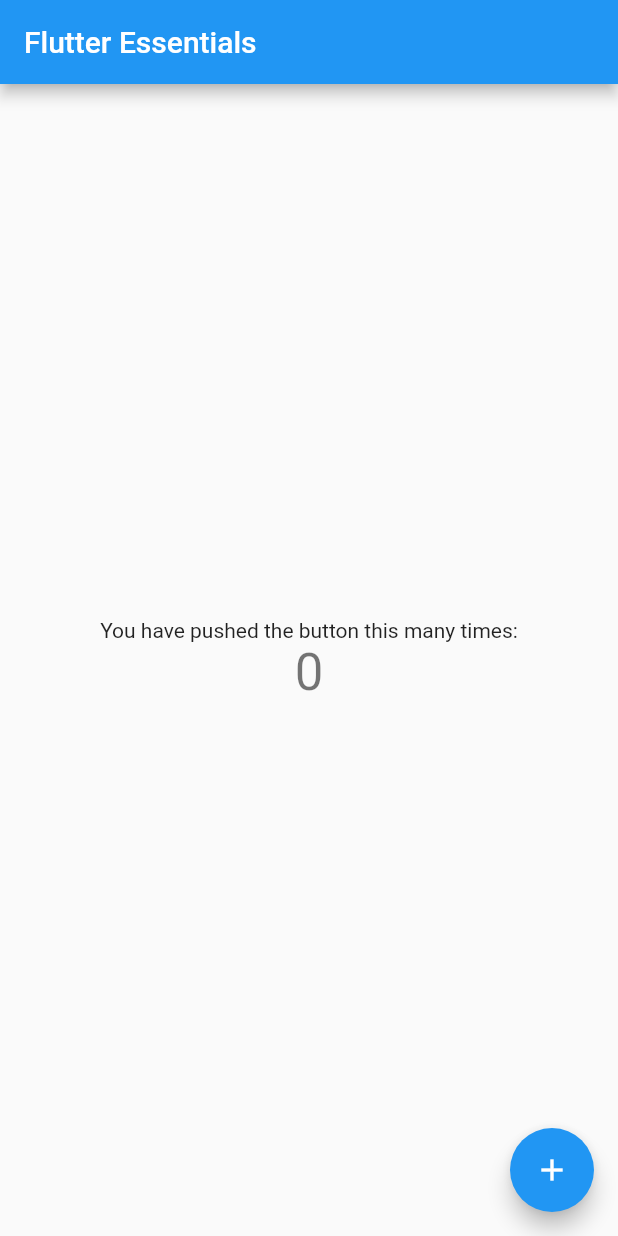
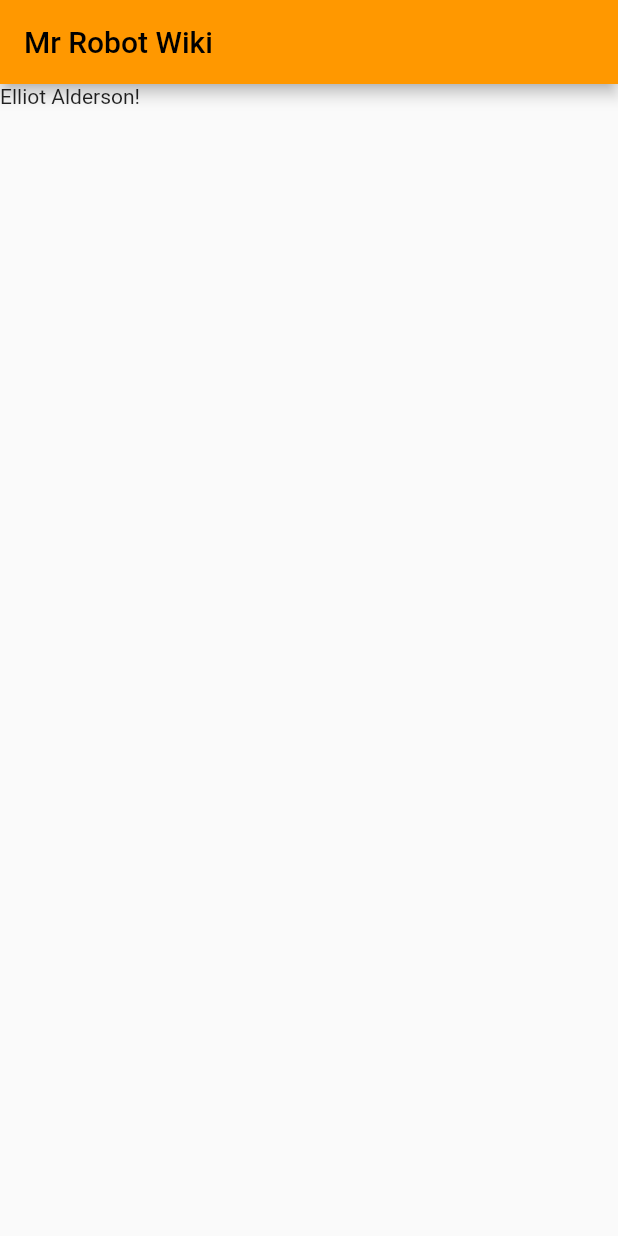
Before and after one commit to Vr3n/flutter_essentials, a Flutter app: the screen it shows after launch, on a phone screen of 412 x 824 dp. Run offline on Flutter 3.47's test engine with Material 2 defaults, Android fonts, the phone set to English and light mode, and no system bars.

Commit message:
First Page

```diff
--- a/lib/main.dart
+++ b/lib/main.dart
@@ -1,115 +1,24 @@
 import 'package:flutter/material.dart';
 
+// This is where everything starts.
 void main() {
-  runApp(const MyApp());
+  // Accepts an application
+  // It accepts many types of apps.
+  // --> Widget App
+  // --> Cupertino App
+  runApp(MaterialApp(
+      home: HomePage(), theme: ThemeData(primarySwatch: Colors.orange)));
 }
 
-class MyApp extends StatelessWidget {
-  const MyApp({Key? key}) : super(key: key);
-
-  // This widget is the root of your application.
+class HomePage extends StatelessWidget {
   @override
   Widget build(BuildContext context) {
-    return MaterialApp(
-      title: 'Flutter Demo',
-      theme: ThemeData(
-        // This is the theme of your application.
-        //
-        // Try running your application with "flutter run". You'll see the
-        // application has a blue toolbar. Then, without quitting the app, try
-        // changing the primarySwatch below to Colors.green and then invoke
-        // "hot reload" (press "r" in the console where you ran "flutter run",
-        // or simply save your changes to "hot reload" in a Flutter IDE).
-        // Notice that the counter didn't reset back to zero; the application
-        // is not restarted.
-        primarySwatch: Colors.blue,
-      ),
-      home: const MyHomePage(title: 'Flutter Essentials'),
-    );
+    return Scaffold(
+        appBar: AppBar(
+          title: Text('Mr Robot Wiki'),
+        ),
+        body: Container(
+          child: Text('Elliot Alderson!'),
+        ));
   }
 }
-
-class MyHomePage extends StatefulWidget {
-  const MyHomePage({Key? key, required this.title}) : super(key: key);
-
-  // This widget is the home page of your application. It is stateful, meaning
-  // that it has a State object (defined below) that contains fields that affect
-  // how it looks.
-
-  // This class is the configuration for the state. It holds the values (in this
-  // case the title) provided by the parent (in this case the App widget) and
-  // used by the build method of the State. Fields in a Widget subclass are
-  // always marked "final".
-
-  final String title;
-
-  @override
-  State<MyHomePage> createState() => _MyHomePageState();
-}
-
-class _MyHomePageState extends State<MyHomePage> {
-  int _counter = 0;
-
-  void _incrementCounter() {
-    setState(() {
-      // This call to setState tells the Flutter framework that something has
-      // changed in this State, which causes it to rerun the build method below
-      // so that the display can reflect the updated values. If we changed
-      // _counter without calling setState(), then the build method would not be
-      // called again, and so nothing would appear to happen.
-      _counter++;
-    });
-  }
-
-  @override
-  Widget build(BuildContext context) {
-    // This method is rerun every time setState is called, for instance as done
-    // by the _incrementCounter method above.
-    //
-    // The Flutter framework has been optimized to make rerunning build methods
-    // fast, so that you can just rebuild anything that needs updating rather
-    // than having to individually change instances of widgets.
-    return Scaffold(
-      appBar: AppBar(
-        // Here we take the value from the MyHomePage object that was created by
-        // the App.build method, and use it to set our appbar title.
-        title: Text(widget.title),
-      ),
-      body: Center(
-        // Center is a layout widget. It takes a single child and positions it
-        // in the middle of the parent.
-        child: Column(
-          // Column is also a layout widget. It takes a list of children and
-          // arranges them vertically. By default, it sizes itself to fit its
-          // children horizontally, and tries to be as tall as its parent.
-          //
-          // Invoke "debug painting" (press "p" in the console, choose the
-          // "Toggle Debug Paint" action from the Flutter Inspector in Android
-          // Studio, or the "Toggle Debug Paint" command in Visual Studio Code)
-          // to see the wireframe for each widget.
-          //
-          // Column has various properties to control how it sizes itself and
-          // how it positions its children. Here we use mainAxisAlignment to
-          // center the children vertically; the main axis here is the vertical
-          // axis because Columns are vertical (the cross axis would be
-          // horizontal).
-          mainAxisAlignment: MainAxisAlignment.center,
-          children: <Widget>[
-            const Text(
-              'You have pushed the button this many times:',
-            ),
-            Text(
-              '$_counter',
-              style: Theme.of(context).textTheme.headline4,
-            ),
-          ],
-        ),
-      ),
-      floatingActionButton: FloatingActionButton(
-        onPressed: _incrementCounter,
-        tooltip: 'Increment',
-        child: const Icon(Icons.add),
-      ), // This trailing comma makes auto-formatting nicer for build methods.
-    );
-  }
-}
```
